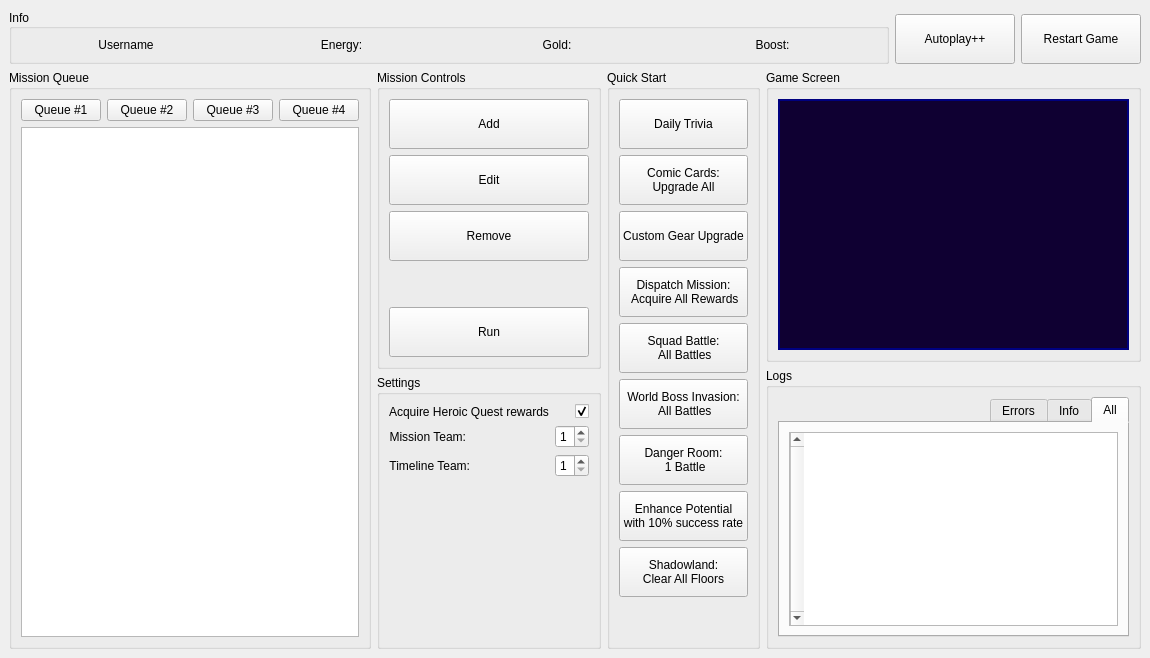
First picture: the form in lib/gui/designes/main_window.ui, repository tmarenko/mff_auto, before the edit.
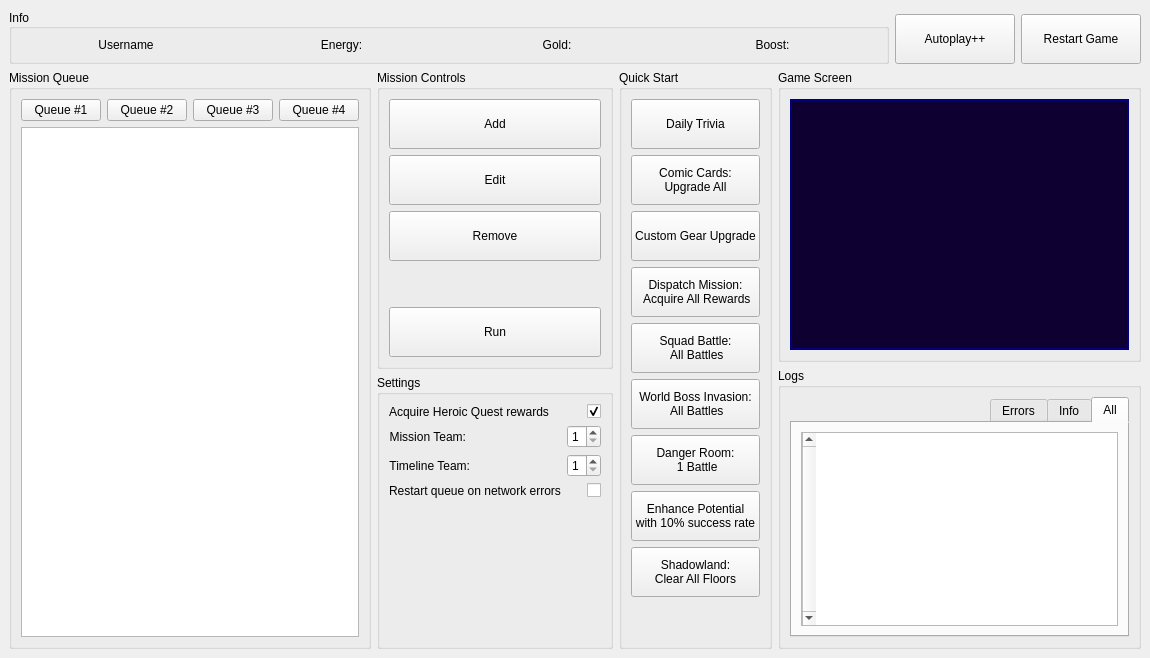
Second picture: the form after the edit.

Commit message: option to restart queue on network errors

The edit to the form file:
```diff
--- a/lib/gui/designes/main_window.ui
+++ b/lib/gui/designes/main_window.ui
@@ -435,6 +435,38 @@
                </property>
               </widget>
              </item>
+             <item row="9" column="0">
+              <widget class="QLabel" name="handle_network_errors_label">
+               <property name="toolTip">
+                <string>Should bot restart current queue when network errors occurred</string>
+               </property>
+               <property name="text">
+                <string>Restart queue on network errors</string>
+               </property>
+              </widget>
+             </item>
+             <item row="9" column="1">
+              <widget class="QCheckBox" name="handle_network_errors_checkbox">
+               <property name="sizePolicy">
+                <sizepolicy hsizetype="Preferred" vsizetype="Preferred">
+                 <horstretch>0</horstretch>
+                 <verstretch>0</verstretch>
+                </sizepolicy>
+               </property>
+               <property name="toolTip">
+                <string>Should bot restart current queue when network errors occurred</string>
+               </property>
+               <property name="layoutDirection">
+                <enum>Qt::RightToLeft</enum>
+               </property>
+               <property name="text">
+                <string/>
+               </property>
+               <property name="checked">
+                <bool>false</bool>
+               </property>
+              </widget>
+             </item>
             </layout>
            </item>
           </layout>
```
The commit also changes 5 other files.
